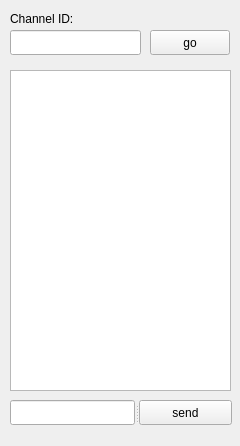
The window that src/client/gui/chatwindow.ui (k-morozov/AppChat) describes before a commit, drawn with Qt 5.
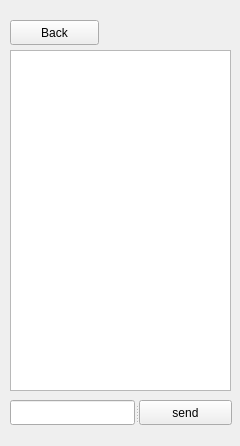
The same window after the commit.

Patch:
```diff
--- a/src/client/gui/chatwindow.ui
+++ b/src/client/gui/chatwindow.ui
@@ -13,52 +13,16 @@
   <property name="windowTitle">
    <string>Form</string>
   </property>
-  <widget class="QLineEdit" name="room_id">
-   <property name="geometry">
-    <rect>
-     <x>10</x>
-     <y>30</y>
-     <width>131</width>
-     <height>25</height>
-    </rect>
-   </property>
-  </widget>
-  <widget class="QPushButton" name="push_change_room_id">
-   <property name="geometry">
-    <rect>
-     <x>150</x>
-     <y>30</y>
-     <width>80</width>
-     <height>25</height>
-    </rect>
-   </property>
-   <property name="text">
-    <string>go</string>
-   </property>
-  </widget>
   <widget class="QTextEdit" name="text_output">
    <property name="geometry">
     <rect>
      <x>10</x>
-     <y>70</y>
+     <y>50</y>
      <width>221</width>
-     <height>321</height>
+     <height>341</height>
     </rect>
    </property>
   </widget>
-  <widget class="QLabel" name="label_channel_id">
-   <property name="geometry">
-    <rect>
-     <x>10</x>
-     <y>10</y>
-     <width>91</width>
-     <height>17</height>
-    </rect>
-   </property>
-   <property name="text">
-    <string>Channel ID:</string>
-   </property>
-  </widget>
   <widget class="QSplitter" name="splitter">
    <property name="geometry">
     <rect>
@@ -78,6 +42,19 @@
     </property>
    </widget>
   </widget>
+  <widget class="QPushButton" name="button_back">
+   <property name="geometry">
+    <rect>
+     <x>10</x>
+     <y>20</y>
+     <width>89</width>
+     <height>25</height>
+    </rect>
+   </property>
+   <property name="text">
+    <string>Back</string>
+   </property>
+  </widget>
  </widget>
  <resources/>
  <connections/>
```
